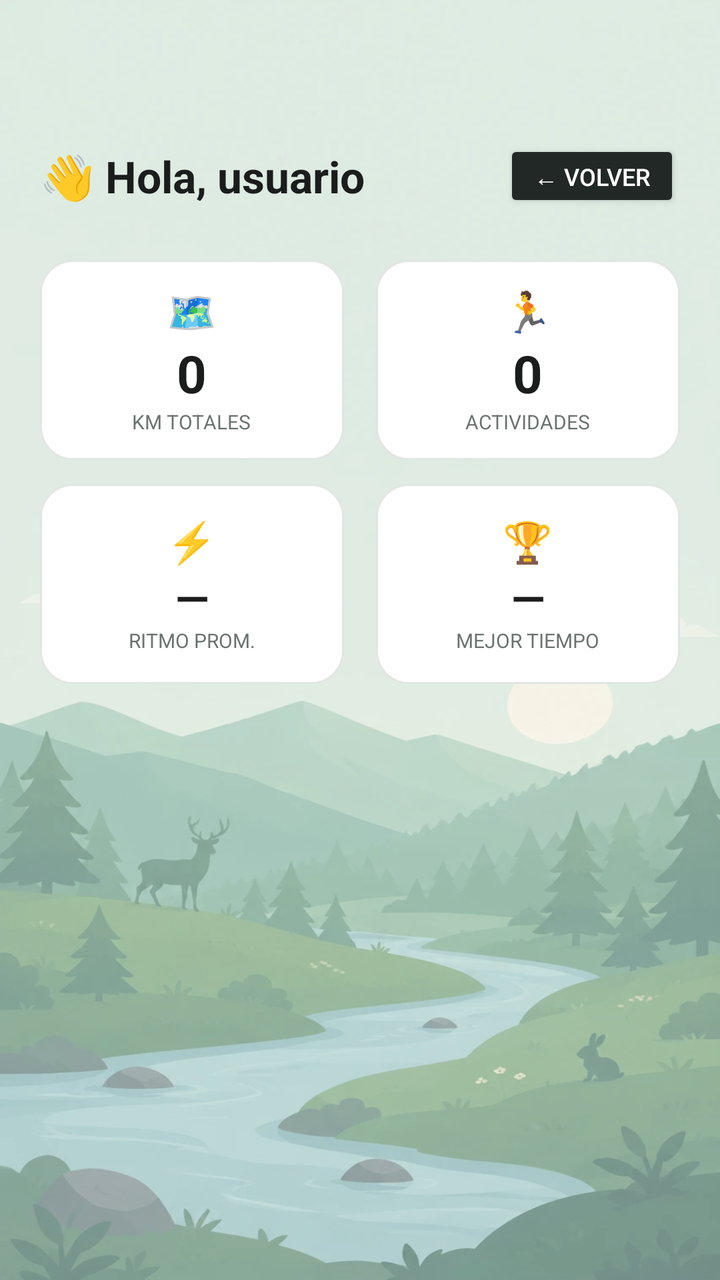
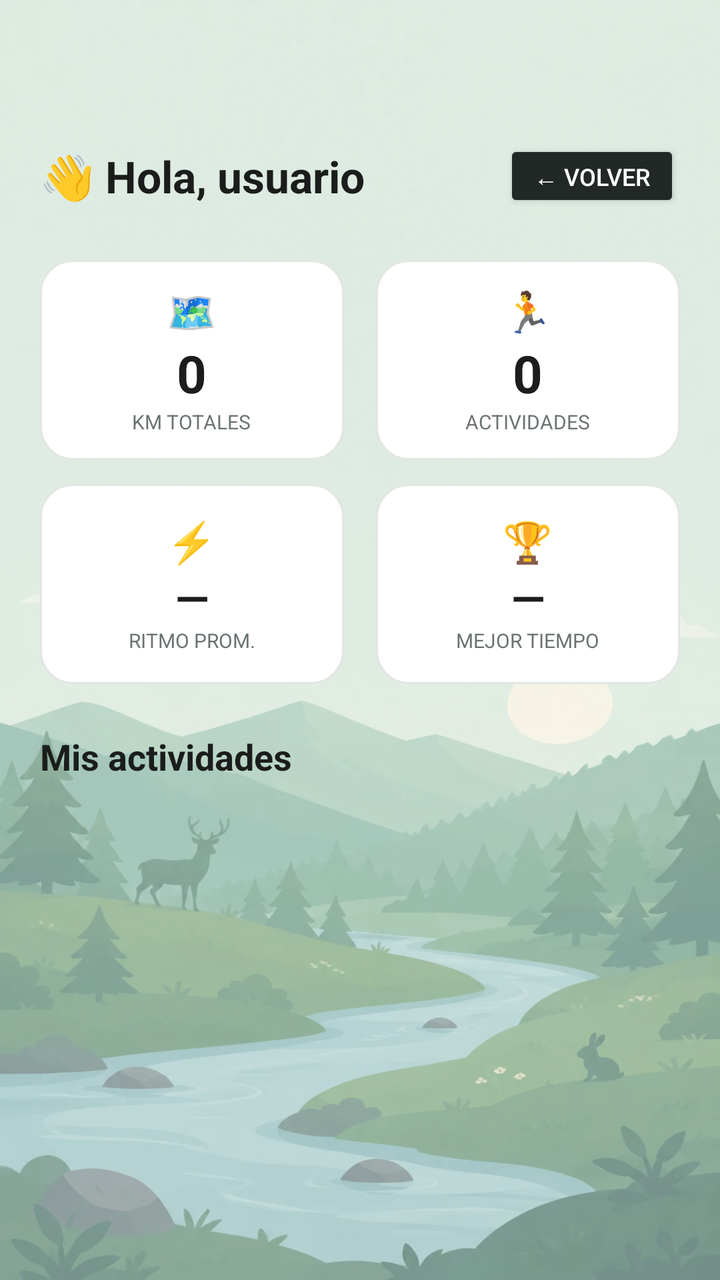

Before-and-after screenshots of an Android layout around one commit, followed by the original layout XML and the change that was made.
<!-- AndroidManifest.xml: application theme Theme.RunGuide -->
<!-- res/layout/activity_dashboard.xml -->
<?xml version="1.0" encoding="utf-8"?>
<ScrollView xmlns:android="http://schemas.android.com/apk/res/android"
    android:layout_width="match_parent"
    android:layout_height="match_parent"
    android:background="@android:color/transparent">

    <LinearLayout
        android:layout_width="match_parent"
        android:layout_height="wrap_content"
        android:orientation="vertical"
        android:layout_marginTop="50dp"
        android:padding="20dp">

        
        <LinearLayout
            android:layout_width="match_parent"
            android:layout_height="wrap_content"
            android:orientation="horizontal"
            android:gravity="center_vertical"
            android:layout_marginBottom="24dp">

            <TextView
                android:id="@+id/tvSaludo"
                android:layout_width="0dp"
                android:layout_weight="1"
                android:layout_height="wrap_content"
                android:text="@string/hola_usuario"
                android:textSize="22sp"
                android:textStyle="bold"
                android:textColor="@color/texto_principal"/>

            <Button
                android:id="@+id/btnVolver"
                android:layout_width="wrap_content"
                android:layout_height="36dp"
                android:text="@string/volver"
                android:textSize="12sp"
                android:backgroundTint="@color/negro_suave"
                android:textColor="#FFFFFF"/>

        </LinearLayout>

        
        <LinearLayout
            android:layout_width="match_parent"
            android:layout_height="wrap_content"
            android:orientation="horizontal"
            android:layout_marginBottom="12dp">

            <LinearLayout
                android:layout_width="0dp"
                android:layout_weight="1"
                android:layout_height="100dp"
                android:orientation="vertical"
                android:gravity="center"
                android:background="@drawable/bg_card"
                android:layout_marginEnd="8dp">

                <TextView
                    android:layout_width="wrap_content"
                    android:layout_height="wrap_content"
                    android:text="🗺"
                    android:textSize="20sp"/>

                <TextView
                    android:id="@+id/tvKmTotal"
                    android:layout_width="wrap_content"
                    android:layout_height="wrap_content"
                    android:text="0"
                    android:textSize="26sp"
                    android:textStyle="bold"
                    android:textColor="@color/texto_principal"/>

                <TextView
                    android:layout_width="wrap_content"
                    android:layout_height="wrap_content"
                    android:text="@string/km_totales"
                    android:textSize="10sp"
                    android:textColor="@color/texto_secundario"/>

            </LinearLayout>

            <LinearLayout
                android:layout_width="0dp"
                android:layout_weight="1"
                android:layout_height="100dp"
                android:orientation="vertical"
                android:gravity="center"
                android:background="@drawable/bg_card"
                android:layout_marginStart="8dp">

                <TextView
                    android:layout_width="wrap_content"
                    android:layout_height="wrap_content"
                    android:text="🏃"
                    android:textSize="20sp"/>

                <TextView
                    android:id="@+id/tvActividades"
                    android:layout_width="wrap_content"
                    android:layout_height="wrap_content"
                    android:text="0"
                    android:textSize="26sp"
                    android:textStyle="bold"
                    android:textColor="@color/texto_principal"/>

                <TextView
                    android:layout_width="wrap_content"
                    android:layout_height="wrap_content"
                    android:text="@string/actividades"
                    android:textSize="10sp"
                    android:textColor="@color/texto_secundario"/>

            </LinearLayout>

        </LinearLayout>

        <LinearLayout
            android:layout_width="match_parent"
            android:layout_height="wrap_content"
            android:orientation="horizontal">

            <LinearLayout
                android:layout_width="0dp"
                android:layout_weight="1"
                android:layout_height="100dp"
                android:orientation="vertical"
                android:gravity="center"
                android:background="@drawable/bg_card"
                android:layout_marginEnd="8dp">

                <TextView
                    android:layout_width="wrap_content"
                    android:layout_height="wrap_content"
                    android:text="⚡"
                    android:textSize="20sp"/>

                <TextView
                    android:id="@+id/tvRitmo"
                    android:layout_width="wrap_content"
                    android:layout_height="wrap_content"
                    android:text="—"
                    android:textSize="22sp"
                    android:textStyle="bold"
                    android:textColor="@color/texto_principal"/>

                <TextView
                    android:layout_width="wrap_content"
                    android:layout_height="wrap_content"
                    android:text="@string/ritmo_prom"
                    android:textSize="10sp"
                    android:textColor="@color/texto_secundario"/>

            </LinearLayout>

            <LinearLayout
                android:layout_width="0dp"
                android:layout_weight="1"
                android:layout_height="100dp"
                android:orientation="vertical"
                android:gravity="center"
                android:background="@drawable/bg_card"
                android:layout_marginStart="8dp">

                <TextView
                    android:layout_width="wrap_content"
                    android:layout_height="wrap_content"
                    android:text="🏆"
                    android:textSize="20sp"/>

                <TextView
                    android:id="@+id/tvMejorTiempo"
                    android:layout_width="wrap_content"
                    android:layout_height="wrap_content"
                    android:text="—"
                    android:textSize="22sp"
                    android:textStyle="bold"
                    android:textColor="@color/texto_principal"/>

                <TextView
                    android:layout_width="wrap_content"
                    android:layout_height="wrap_content"
                    android:text="@string/mejor_tiempo"
                    android:textSize="10sp"
                    android:textColor="@color/texto_secundario"/>

            </LinearLayout>

        </LinearLayout>

    </LinearLayout>

</ScrollView>
<!-- resources referenced by this layout -->
<resources>
  <color name="negro_suave">#222826</color>
  <color name="texto_principal">#1A1D1C</color>
  <color name="texto_secundario">#6B7370</color>
  <!-- drawable bg_card (drawable) -->
  <?xml version="1.0" encoding="utf-8"?>
  <shape xmlns:android="http://schemas.android.com/apk/res/android" android:shape="rectangle">
      <solid android:color="@color/superficie" />
      <stroke android:width="1dp" android:color="@color/borde" />
      <corners android:radius="16dp" />
  </shape>
  <string name="actividades">ACTIVIDADES</string>
  <string name="hola_usuario">👋 Hola, usuario</string>
  <string name="km_totales">KM TOTALES</string>
  <string name="mejor_tiempo">MEJOR TIEMPO</string>
  <string name="ritmo_prom">RITMO PROM.</string>
  <string name="volver">← Volver</string>
  <style name="Theme.RunGuide" parent="Base.Theme.RunGuide" />
  <color name="superficie">#FFFFFF</color>
  <color name="borde">#E2E6E3</color>
  <color name="verde_primario">#2F7D57</color>
  <color name="white">#FFFFFFFF</color>
  <color name="verde_claro">#E7F0EA</color>
  <color name="verde_oscuro">#1F5A3F</color>
  <color name="amarillo">#E8B93C</color>
  <color name="negro_carbon">#171B1A</color>
  <color name="amarillo_claro">#FAF1D6</color>
  <color name="amarillo_texto">#6B5200</color>
  <color name="fondo_app">#F5F6F4</color>
  <!-- drawable fondo_app (drawable) -->
  <?xml version="1.0" encoding="utf-8"?>
  <layer-list xmlns:android="http://schemas.android.com/apk/res/android">
      <item android:drawable="@color/fondo_app" />
      <item>
          <bitmap
              android:src="@drawable/fondo_paisaje"
              android:gravity="fill" />
      </item>
      <item>
          <shape android:shape="rectangle">
              <solid android:color="@color/velo_fondo" />
          </shape>
      </item>
  </layer-list>
  <style name="Widget.RunGuide.Button" parent="Widget.Material3.Button">
          <item name="cornerRadius">12dp</item>
          <item name="android:textAllCaps">false</item>
          <item name="android:letterSpacing">0</item>
          <item name="android:textSize">14sp</item>
          <item name="android:stateListAnimator">@null</item>
      </style>
  <style name="ShapeAppearance.RunGuide.Small" parent="ShapeAppearance.Material3.SmallComponent">
          <item name="cornerFamily">rounded</item>
          <item name="cornerSize">12dp</item>
      </style>
  <style name="ShapeAppearance.RunGuide.Medium" parent="ShapeAppearance.Material3.MediumComponent">
          <item name="cornerFamily">rounded</item>
          <item name="cornerSize">18dp</item>
      </style>
  <color name="velo_fondo">#4DF5F6F4</color>
  <!-- unchanged entries left out for length: 2 -->
</resources>

<!-- the commit's change to res/layout/activity_dashboard.xml (unified diff, before → after) -->
@@ -188,6 +188,34 @@
 
         </LinearLayout>
 
+        
+        <TextView
+            android:layout_width="wrap_content"
+            android:layout_height="wrap_content"
+            android:layout_marginTop="24dp"
+            android:layout_marginBottom="10dp"
+            android:text="@string/mis_actividades"
+            android:textSize="18sp"
+            android:textStyle="bold"
+            android:textColor="@color/texto_principal" />
+
+        <TextView
+            android:id="@+id/tvSinActividades"
+            android:layout_width="match_parent"
+            android:layout_height="wrap_content"
+            android:text="@string/sin_actividades"
+            android:textSize="13sp"
+            android:textColor="@color/texto_secundario"
+            android:background="@drawable/bg_card"
+            android:padding="16dp"
+            android:visibility="gone" />
+
+        <LinearLayout
+            android:id="@+id/listaActividades"
+            android:layout_width="match_parent"
+            android:layout_height="wrap_content"
+            android:orientation="vertical" />
+
     </LinearLayout>
 
 </ScrollView>
<!-- resource entries referenced after the edit -->
@@ -14,7 +14,9 @@
   <string name="hola_usuario">👋 Hola, usuario</string>
   <string name="km_totales">KM TOTALES</string>
   <string name="mejor_tiempo">MEJOR TIEMPO</string>
+  <string name="mis_actividades">Mis actividades</string>
   <string name="ritmo_prom">RITMO PROM.</string>
+  <string name="sin_actividades">Aún no tienes actividades. Inicia una carrera desde el catálogo.</string>
   <string name="volver">← Volver</string>
   <style name="Theme.RunGuide" parent="Base.Theme.RunGuide" />
   <color name="superficie">#FFFFFF</color>
